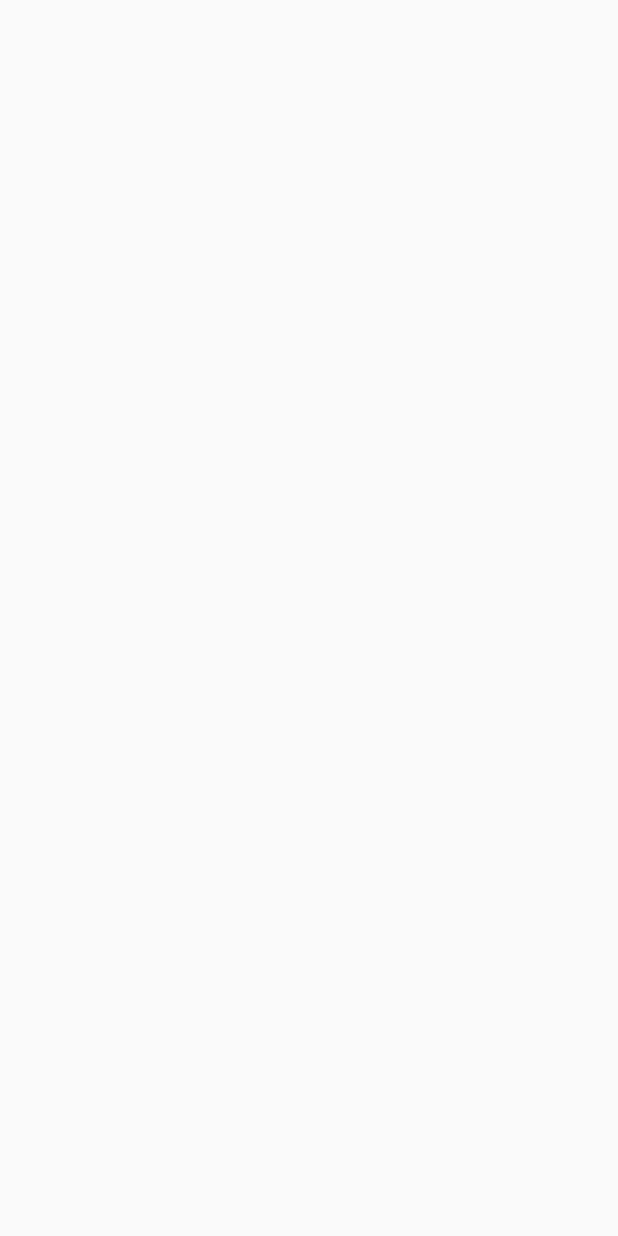
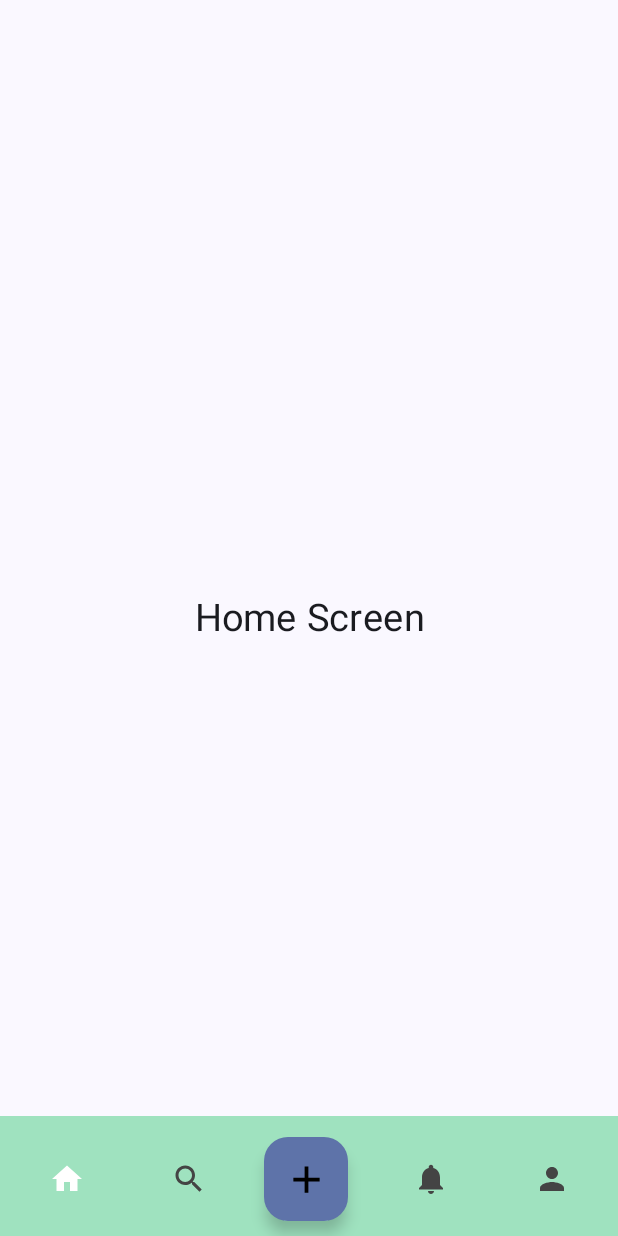
Before and after one commit to Kelaskaraditya1/JetPackComposeAppComponents, an Android app built with Jetpack Compose: the screen it shows after launch (MainActivity), on a phone screen of 412 x 824 dp. Before the commit the screen is empty. Run offline under Robolectric (Android 15) with nearby library versions, the phone set to English and light mode, and no system bars.

```diff
--- a/app/src/main/AndroidManifest.xml
+++ b/app/src/main/AndroidManifest.xml
@@ -13,7 +13,7 @@
         android:theme="@style/Theme.JetPackComposeAppComponents"
         tools:targetApi="31">
         <activity
-            android:name=".Activity.MainActivity"
+            android:name=".UiComponents.Activity.MainActivity"
             android:exported="true"
             android:label="@string/app_name"
             android:theme="@style/Theme.JetPackComposeAppComponents">
--- a/app/src/main/java/com/starkindustries/jetpackcomposeappcomponents/Activity/MainActivity.kt
+++ b/app/src/main/java/com/starkindustries/jetpackcomposeappcomponents/UiComponents/Activity/MainActivity.kt
@@ -1,9 +1,10 @@
-package com.starkindustries.jetpackcomposeappcomponents.Activity
+package com.starkindustries.jetpackcomposeappcomponents.UiComponents.Activity
 
 import android.os.Bundle
 import androidx.activity.ComponentActivity
 import androidx.activity.compose.setContent
 import androidx.activity.enableEdgeToEdge
+import com.starkindustries.jetpackcomposeappcomponents.UiComponents.BottomNavigationBar.BottomNavigationBarCompose
 import com.starkindustries.jetpackcomposeappcomponents.ui.theme.JetPackComposeAppComponentsTheme
 
 class MainActivity : ComponentActivity() {
@@ -12,7 +13,7 @@ class MainActivity : ComponentActivity() {
         enableEdgeToEdge()
         setContent {
             JetPackComposeAppComponentsTheme {
-
+                BottomNavigationBarCompose()
             }
         }
     }
--- /dev/null
+++ b/app/src/main/java/com/starkindustries/jetpackcomposeappcomponents/UiComponents/BottomNavigationBar/BottomNavigationBar.kt
@@ -0,0 +1,163 @@
+package com.starkindustries.jetpackcomposeappcomponents.UiComponents.BottomNavigationBar
+
+import android.widget.Toast
+import androidx.compose.foundation.layout.Box
+import androidx.compose.foundation.layout.padding
+import androidx.compose.foundation.layout.size
+import androidx.compose.material.icons.Icons
+import androidx.compose.material.icons.filled.Add
+import androidx.compose.material.icons.filled.Home
+import androidx.compose.material.icons.filled.Notifications
+import androidx.compose.material.icons.filled.Person
+import androidx.compose.material.icons.filled.Search
+import androidx.compose.material3.BottomAppBar
+import androidx.compose.material3.FloatingActionButton
+import androidx.compose.material3.Icon
+import androidx.compose.material3.IconButton
+import androidx.compose.material3.Scaffold
+import androidx.compose.runtime.Composable
+import androidx.compose.runtime.getValue
+import androidx.compose.runtime.mutableStateOf
+import androidx.compose.runtime.remember
+import androidx.compose.runtime.rememberCompositionContext
+import androidx.compose.runtime.rememberCoroutineScope
+import androidx.compose.runtime.saveable.rememberSaveable
+import androidx.compose.runtime.setValue
+import androidx.compose.ui.graphics.Color
+import androidx.compose.ui.platform.LocalContext
+import androidx.compose.ui.tooling.preview.Preview
+import androidx.compose.ui.unit.dp
+import androidx.navigation.compose.NavHost
+import androidx.navigation.compose.composable
+import androidx.navigation.compose.rememberNavController
+import com.starkindustries.jetpackcomposeappcomponents.UiComponents.Fragments.HomeScreen
+import com.starkindustries.jetpackcomposeappcomponents.UiComponents.Fragments.NotificationScreen
+import com.starkindustries.jetpackcomposeappcomponents.UiComponents.Fragments.ProfileScreen
+import com.starkindustries.jetpackcomposeappcomponents.UiComponents.Fragments.SearchScreen
+import com.starkindustries.jetpackcomposeappcomponents.UiComponents.Fragments.SettingsScreen
+import com.starkindustries.jetpackcomposeappcomponents.UiComponents.Routes.Routes
+import com.starkindustries.jetpackcomposeappcomponents.ui.theme.SeaFoam
+import java.lang.reflect.Modifier
+
+@Composable
+fun BottomNavigationBarCompose(){
+    var navController = rememberNavController()
+    var context = LocalContext.current.applicationContext
+    var coroutineScope = rememberCoroutineScope()
+    var selectedItem by remember {
+        mutableStateOf(Icons.Default.Home)
+    }
+
+    Scaffold(
+        bottomBar = {
+            BottomAppBar(
+                containerColor = SeaFoam
+            ) {
+                IconButton(onClick = {
+                    selectedItem=Icons.Default.Home
+                    navController.navigate(Routes.HomeScreen.route){
+                        popUpTo(0)
+                    }
+                }
+                , modifier = androidx.compose.ui.Modifier
+                        .weight(1f)) {
+                    Icon(imageVector = Icons.Default.Home
+                        , contentDescription = ""
+                    , tint = if(selectedItem==Icons.Default.Home)
+                                Color.White
+                            else
+                                Color.DarkGray
+                    )
+                }
+                IconButton(onClick = {
+                    selectedItem=Icons.Default.Search
+                    navController.navigate(Routes.SearchScreen.route){
+                        popUpTo(0)
+                    }
+                }
+                    , modifier = androidx.compose.ui.Modifier
+                        .weight(1f)) {
+                    Icon(imageVector = Icons.Default.Search
+                        , contentDescription = ""
+                        , tint = if(selectedItem==Icons.Default.Search)
+                            Color.White
+                        else
+                            Color.DarkGray
+                    )
+                }
+
+                Box(modifier = androidx.compose.ui.Modifier
+                    .padding(10.dp)
+                    .weight(1f)){
+                    FloatingActionButton(onClick = {
+                        Toast.makeText(context, "Opening Bottom Sheet", Toast.LENGTH_SHORT).show()
+                    }) {
+                        Icon(imageVector = Icons.Default.Add
+                            , contentDescription = ""
+                        , tint = Color.Black
+                        , modifier = androidx.compose.ui.Modifier
+                                .size(30.dp))
+                    }
+                }
+
+                IconButton(onClick = {
+                    selectedItem=Icons.Default.Notifications
+                    navController.navigate(Routes.NotificationScreen.route){
+                        popUpTo(0)
+                    }
+                }
+                    , modifier = androidx.compose.ui.Modifier
+                        .weight(1f)) {
+                    Icon(imageVector = Icons.Default.Notifications
+                        , contentDescription = ""
+                        , tint = if(selectedItem==Icons.Default.Notifications)
+                            Color.White
+                        else
+                            Color.DarkGray
+                    )
+                }
+
+                IconButton(onClick = {
+                    selectedItem=Icons.Default.Person
+                    navController.navigate(Routes.ProfileScreen.route){
+                        popUpTo(0)
+                    }
+                }
+                    , modifier = androidx.compose.ui.Modifier
+                        .weight(1f)) {
+                    Icon(imageVector = Icons.Default.Person
+                        , contentDescription = ""
+                        , tint = if(selectedItem==Icons.Default.Person)
+                            Color.White
+                        else
+                            Color.DarkGray
+                    )
+                }
+
+            }
+        }
+    ) {
+        NavHost(navController = navController, startDestination = Routes.HomeScreen.route) {
+            composable(route=Routes.HomeScreen.route){
+                HomeScreen()
+            }
+            composable(route = Routes.ProfileScreen.route){
+                ProfileScreen()
+            }
+            composable(route = Routes.SearchScreen.route){
+                SearchScreen()
+            }
+
+            composable(route=Routes.NotificationScreen.route){
+                NotificationScreen()
+            }
+        }
+    }
+}
+
+
+@Composable
+@Preview(showBackground = true, showSystemUi = true)
+fun BottomNavigationBarPreview(){
+    BottomNavigationBarCompose()
+}
--- /dev/null
+++ b/app/src/main/java/com/starkindustries/jetpackcomposeappcomponents/UiComponents/Fragments/HomeScreen.kt
@@ -0,0 +1,30 @@
+package com.starkindustries.jetpackcomposeappcomponents.UiComponents.Fragments
+
+import androidx.compose.foundation.layout.Box
+import androidx.compose.foundation.layout.fillMaxSize
+import androidx.compose.foundation.layout.fillMaxWidth
+import androidx.compose.material3.Text
+import androidx.compose.runtime.Composable
+import androidx.compose.ui.Alignment
+import androidx.compose.ui.Modifier
+import androidx.compose.ui.text.style.TextAlign
+import androidx.compose.ui.tooling.preview.Preview
+import androidx.compose.ui.unit.sp
+
+
+@Composable
+fun HomeScreen(){
+    Box(modifier = Modifier.fillMaxSize(),
+        contentAlignment = Alignment.Center){
+        Text(text = "Home Screen",
+            fontSize = 25.sp,
+            modifier = Modifier.fillMaxWidth(),
+            textAlign = TextAlign.Center)
+    }
+}
+
+@Composable
+@Preview(showBackground = true, showSystemUi = true)
+fun HomeScreenPreview(){
+    HomeScreen()
+}
--- a/app/src/main/java/com/starkindustries/jetpackcomposeappcomponents/UiComponents/NavigationDrawer/Compose/SettingsScreen.kt
+++ b/app/src/main/java/com/starkindustries/jetpackcomposeappcomponents/UiComponents/Fragments/ProfileScreen.kt
@@ -1,4 +1,4 @@
-package com.starkindustries.jetpackcomposeappcomponents.UiComponents.NavigationDrawer.Compose
+package com.starkindustries.jetpackcomposeappcomponents.UiComponents.Fragments
 
 import androidx.compose.foundation.layout.Box
 import androidx.compose.foundation.layout.fillMaxSize
@@ -11,10 +11,10 @@ import androidx.compose.ui.text.style.TextAlign
 import androidx.compose.ui.unit.sp
 
 @Composable
-fun SettingsScreen(){
+fun ProfileScreen(){
     Box(modifier = Modifier.fillMaxSize(),
         contentAlignment = Alignment.Center){
-        Text(text = "Settings Screen",
+        Text(text = "Profile Screen",
             fontSize = 25.sp,
             modifier = Modifier.fillMaxWidth(),
             textAlign = TextAlign.Center)
--- a/app/src/main/java/com/starkindustries/jetpackcomposeappcomponents/UiComponents/NavigationDrawer/Compose/ProfileScreen.kt
+++ b/app/src/main/java/com/starkindustries/jetpackcomposeappcomponents/UiComponents/Fragments/SettingsScreen.kt
@@ -1,4 +1,4 @@
-package com.starkindustries.jetpackcomposeappcomponents.UiComponents.NavigationDrawer.Compose
+package com.starkindustries.jetpackcomposeappcomponents.UiComponents.Fragments
 
 import androidx.compose.foundation.layout.Box
 import androidx.compose.foundation.layout.fillMaxSize
@@ -11,10 +11,10 @@ import androidx.compose.ui.text.style.TextAlign
 import androidx.compose.ui.unit.sp
 
 @Composable
-fun ProfileScreen(){
+fun SettingsScreen(){
     Box(modifier = Modifier.fillMaxSize(),
         contentAlignment = Alignment.Center){
-        Text(text = "Profile Screen",
+        Text(text = "Settings Screen",
             fontSize = 25.sp,
             modifier = Modifier.fillMaxWidth(),
             textAlign = TextAlign.Center)
--- a/app/src/main/java/com/starkindustries/jetpackcomposeappcomponents/UiComponents/NavigationDrawer/Compose/HeaderCompose.kt
+++ b/app/src/main/java/com/starkindustries/jetpackcomposeappcomponents/UiComponents/NavigationDrawer/NavDrawerCompose/HeaderCompose.kt
@@ -1,10 +1,9 @@
-package com.starkindustries.jetpackcomposeappcomponents.UiComponents.NavigationDrawer.Compose
+package com.starkindustries.jetpackcomposeappcomponents.UiComponents.NavigationDrawer.NavDrawerCompose
 
 import androidx.compose.foundation.Image
 import androidx.compose.foundation.background
 import androidx.compose.foundation.layout.Box
 import androidx.compose.foundation.layout.Column
-import androidx.compose.foundation.layout.Row
 import androidx.compose.foundation.layout.Spacer
 import androidx.compose.foundation.layout.fillMaxWidth
 import androidx.compose.foundation.layout.height
--- /dev/null
+++ b/app/src/main/java/com/starkindustries/jetpackcomposeappcomponents/UiComponents/Routes/Routes.kt
@@ -0,0 +1,11 @@
+package com.starkindustries.jetpackcomposeappcomponents.UiComponents.Routes
+
+import com.starkindustries.jetpackcomposeappcomponents.UiComponents.Keys.Keys
+
+sealed class Routes(var route:String){
+    object HomeScreen: Routes(Keys.HOME_SCREEN_ROUTE)
+    object SettingScreen: Routes(Keys.SETTINGS_SCREEN_ROUTE)
+    object ProfileScreen: Routes(Keys.PROFILE_SCREEN_ROUTE)
+    object SearchScreen: Routes(Keys.SEARCH_SCREEN_ROUTE)
+    object NotificationScreen: Routes(Keys.NOTIFICATION_SCREEN_ROUTE)
+}
--- a/app/src/main/java/com/starkindustries/jetpackcomposeappcomponents/ui/theme/Color.kt
+++ b/app/src/main/java/com/starkindustries/jetpackcomposeappcomponents/ui/theme/Color.kt
@@ -9,3 +9,4 @@ val Pink80 = Color(0xFFEFB8C8)
 val Purple40 = Color(0xFF6650a4)
 val PurpleGrey40 = Color(0xFF625b71)
 val Pink40 = Color(0xFF7D5260)
+val SeaFoam = Color(0xFF9fe2bf)
```
Also changed, not shown: app/src/main/java/com/starkindustries/jetpackcomposeappcomponents/UiComponents/Fragments/NotificationScreen.kt (added, +22 -0 lines), app/src/main/java/com/starkindustries/jetpackcomposeappcomponents/UiComponents/Fragments/SearchScreen.kt (renamed from app/src/main/java/com/starkindustries/jetpackcomposeappcomponents/UiComponents/NavigationDrawer/Compose/HomeScreen.kt, +3 -11 lines), app/src/main/java/com/starkindustries/jetpackcomposeappcomponents/UiComponents/Keys/Keys.kt (added, +11 -0 lines), app/src/main/java/com/starkindustries/jetpackcomposeappcomponents/UiComponents/Navigation/Navigation.kt (added, +33 -0 lines), app/src/main/java/com/starkindustries/jetpackcomposeappcomponents/UiComponents/NavigationDrawer/Keys/Keys.kt (deleted, +0 -9 lines), app/src/main/java/com/starkindustries/jetpackcomposeappcomponents/UiComponents/NavigationDrawer/NavDrawerCompose/AppBarCompose.kt (added, +42 -0 lines), app/src/main/java/com/starkindustries/jetpackcomposeappcomponents/UiComponents/NavigationDrawer/NavDrawerCompose/NavigationDrawerCompose.kt (renamed from app/src/main/java/com/starkindustries/jetpackcomposeappcomponents/UiComponents/NavigationDrawer/NavigationDrawerCompose.kt, +113 -11 lines), app/src/main/java/com/starkindustries/jetpackcomposeappcomponents/UiComponents/NavigationDrawer/Navigation/Navigation.kt (deleted, +0 -60 lines), app/src/main/java/com/starkindustries/jetpackcomposeappcomponents/UiComponents/NavigationDrawer/Routes/Routes.kt (deleted, +0 -9 lines).
